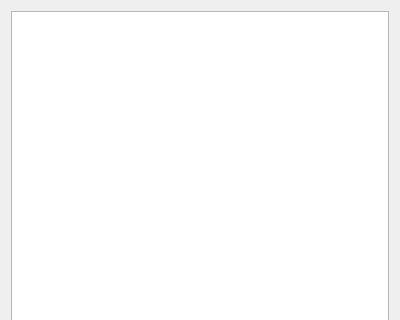
This is wnddatashow.ui in artthirt/glsamp as Qt 5 draws it before an edit; both pictures show x 0 to 400 and y 0 to 320 of the 400 by 504 pixel window. The edited form follows.
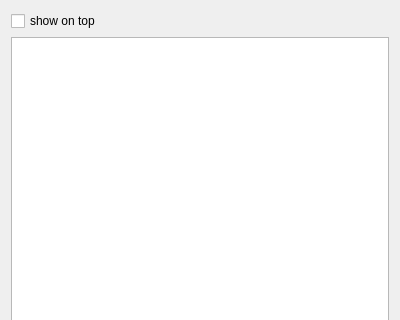
This is the edited form.

```diff
--- a/wnddatashow.ui
+++ b/wnddatashow.ui
@@ -14,6 +14,13 @@
    <string>Data show</string>
   </property>
   <layout class="QVBoxLayout" name="verticalLayout">
+   <item>
+    <widget class="QCheckBox" name="checkBox">
+     <property name="text">
+      <string>show on top</string>
+     </property>
+    </widget>
+   </item>
    <item>
     <widget class="QTreeView" name="tw_dataShow">
      <property name="wordWrap">
```
